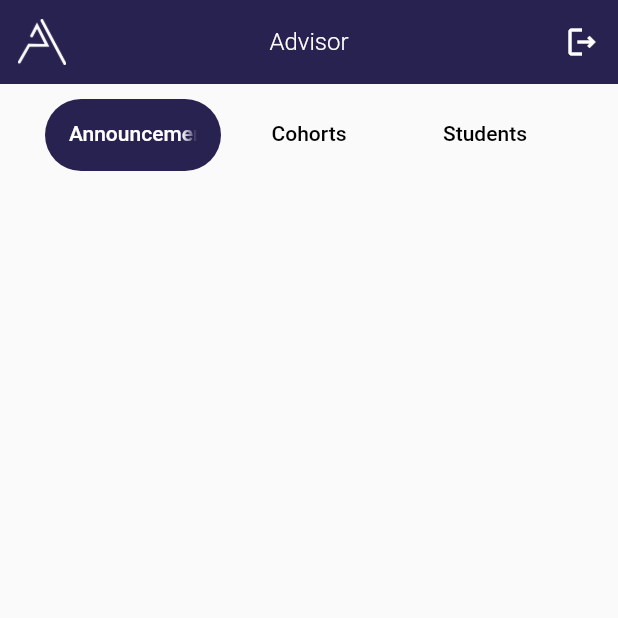
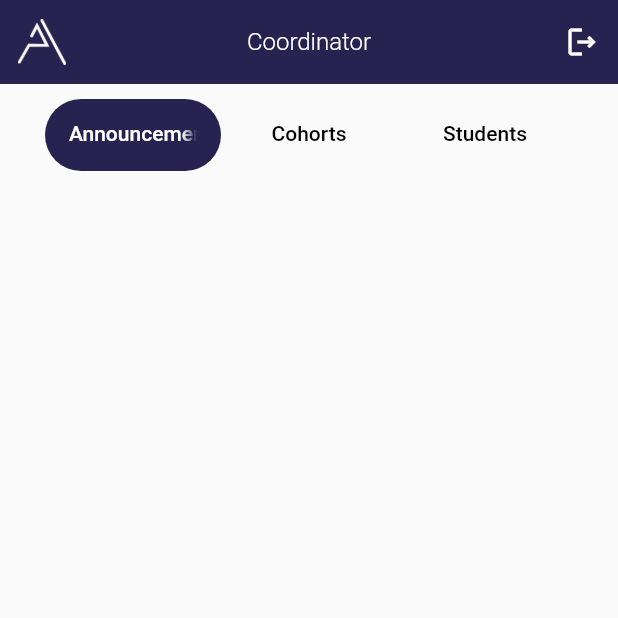
Before and after one commit to Addin15/padvisor, a Flutter app: the CoordinatorDashboard screen opened by its route, on a phone screen of 412 x 824 dp, the top half of it. Run offline on Flutter 3.47's test engine with Material 2 defaults, Android fonts, the phone set to English and light mode, and no system bars; our stand-ins replace cloud_firestore, file_picker, firebase_auth, firebase_core, firebase_storage, flutter_spinkit and 3 more; missing offline and left inert: fluwx; accounts and stored records are empty.

Commit message:
route name

```diff
--- a/lib/pages/coordinator/coordinator_dashboard.dart
+++ b/lib/pages/coordinator/coordinator_dashboard.dart
@@ -44,7 +44,7 @@ class _CoordinatorDashboardState extends State<CoordinatorDashboard>
         title: Column(
           children: [
             Text(
-              'Advisor',
+              'Coordinator',
               style: TextStyle(fontSize: 16, fontWeight: FontWeight.w300),
             ),
           ],
--- a/lib/pages/hod/hod_dashboard.dart
+++ b/lib/pages/hod/hod_dashboard.dart
@@ -43,7 +43,7 @@ class _HodDashboardState extends State<HodDashboard>
         title: Column(
           children: [
             Text(
-              'Advisor',
+              'Head Of Department',
               style: TextStyle(fontSize: 16, fontWeight: FontWeight.w300),
             ),
           ],
```
